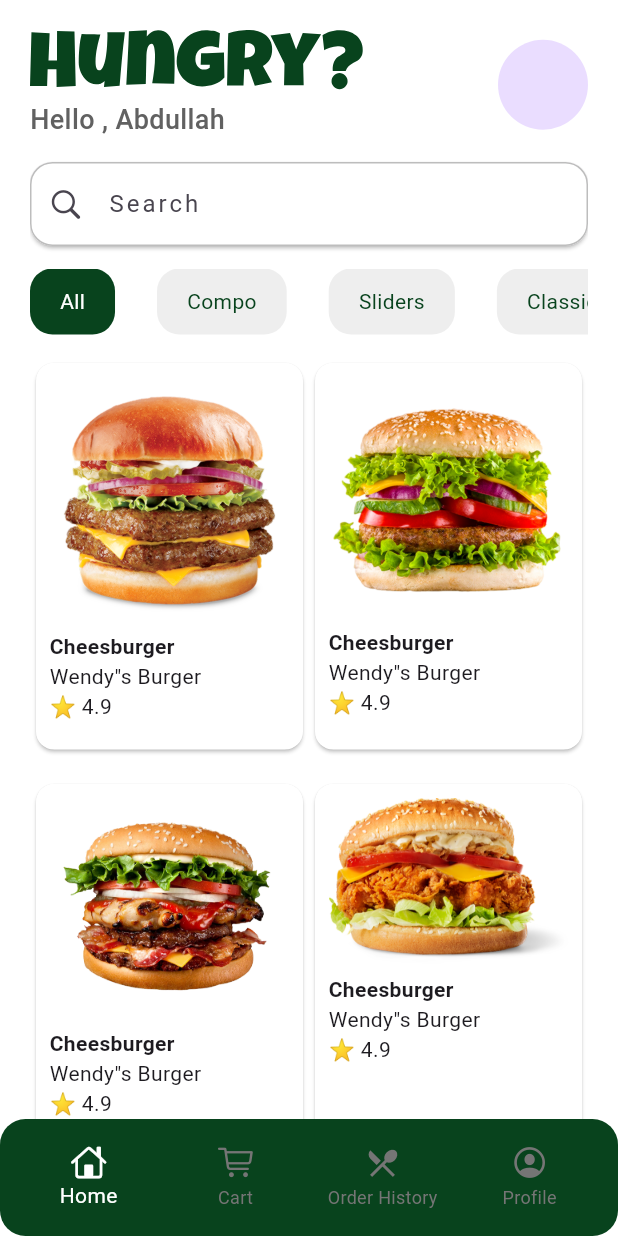
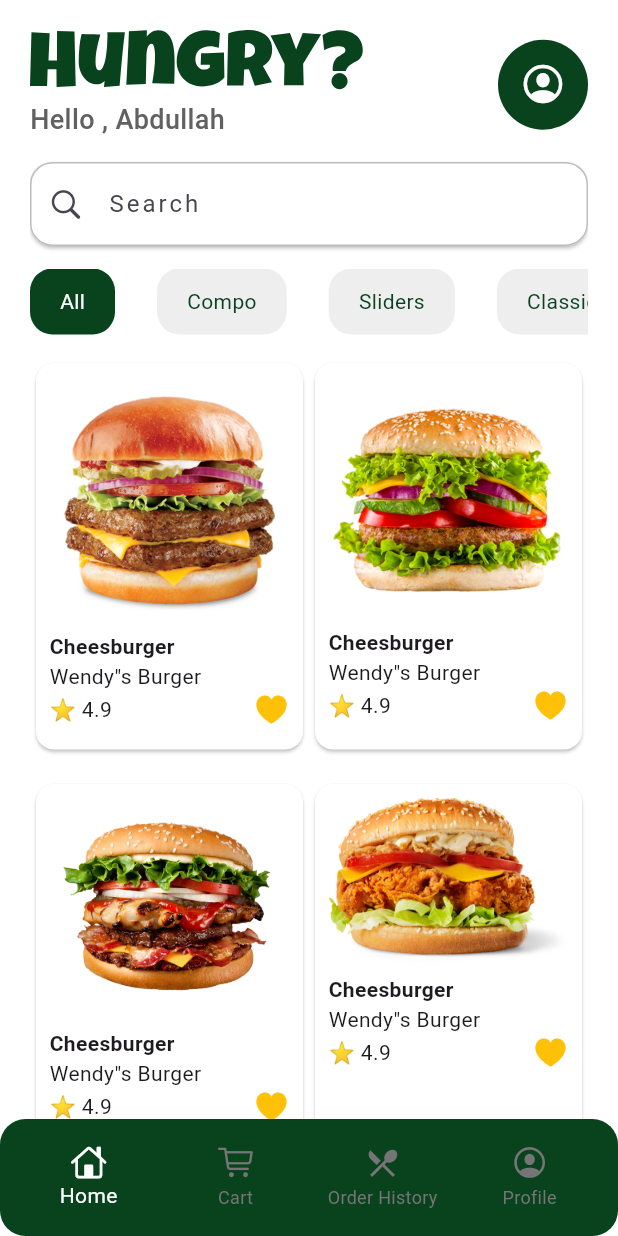
Before and after one commit to abdullahdebo/hungry_app, a Flutter app: the screen it shows after launch, on a phone screen of 412 x 824 dp. Run offline on Flutter 3.47's test engine with Material 3 defaults, Android fonts, the light colour scheme and no system bars; our stand-ins replace flutter_svg, gap.

Commit message:
Add UserHeader and SearchField widgets; refactor HomeView to use new components

```diff
--- a/lib/features/auth/widgets/custom_auth_btn.dart
+++ b/lib/features/auth/widgets/custom_auth_btn.dart
@@ -13,7 +13,7 @@ class CustomAuthBtn extends StatelessWidget {
 
   @override
   Widget build(BuildContext context) {
-    final GlobalKey<FormState> formkey = GlobalKey<FormState>();
+    // final GlobalKey<FormState> formkey = GlobalKey<FormState>();
 
     return GestureDetector(
       onTap: onTap,
--- a/lib/features/home/view/home_view.dart
+++ b/lib/features/home/view/home_view.dart
@@ -1,9 +1,9 @@
-import 'package:flutter/cupertino.dart';
 import 'package:flutter/material.dart';
-import 'package:flutter_svg/svg.dart';
 import 'package:gap/gap.dart';
 import 'package:hungry_app/core/constants/app_colors.dart';
 import 'package:hungry_app/features/home/widget/card_item.dart';
+import 'package:hungry_app/features/home/widget/search_field.dart';
+import 'package:hungry_app/features/home/widget/user_header.dart';
 import 'package:hungry_app/shared/custom_text.dart';
 
 class HomeView extends StatefulWidget {
@@ -38,67 +38,9 @@ class _HomeViewState extends State<HomeView> {
               child: Column(
                 children: [
                   Gap(20),
-
-                  /// Header
-                  Row(
-                    children: [
-                      Column(
-                        crossAxisAlignment:
-                            CrossAxisAlignment.start,
-                        children: [
-                          SvgPicture.asset(
-                            'assets/logo/logo.svg',
-                            colorFilter: ColorFilter.mode(
-                              AppColors.primaryColor,
-                              BlendMode.srcIn,
-                            ),
-                            height: 40,
-                          ),
-                          Gap(7),
-                          CustomText(
-                            text: 'Hello , Abdullah',
-                            size: 18,
-                            weight: FontWeight.w500,
-                            color: Colors.grey.shade700,
-                          ),
-                        ],
-                      ),
-                      Spacer(),
-                      CircleAvatar(radius: 30),
-                    ],
-                  ),
+                  UserHeader(),
                   Gap(15),
-
-                  /// search bar
-                  Material(
-                    elevation: 1,
-                    borderRadius: BorderRadius.circular(15),
-                    child: TextField(
-                      decoration: InputDecoration(
-                        fillColor: Colors.white,
-                        filled: true,
-                        hintText: 'Search',
-                        hintStyle: TextStyle(letterSpacing: 2),
-                        prefixIcon: Icon(CupertinoIcons.search),
-                        enabledBorder: OutlineInputBorder(
-                          borderRadius: BorderRadius.circular(
-                            15,
-                          ),
-                          borderSide: BorderSide(
-                            color: Colors.grey.shade400,
-                          ),
-                        ),
-                        focusedBorder: OutlineInputBorder(
-                          borderRadius: BorderRadius.circular(
-                            15,
-                          ),
-                          borderSide: BorderSide(
-                            color: Colors.grey.shade400,
-                          ),
-                        ),
-                      ),
-                    ),
-                  ),
+                  SearchField(),
                   Gap(15),
 
                   /// category
--- a/lib/features/home/widget/card_item.dart
+++ b/lib/features/home/widget/card_item.dart
@@ -1,3 +1,4 @@
+import 'package:flutter/cupertino.dart';
 import 'package:flutter/material.dart';
 import 'package:gap/gap.dart';
 import 'package:hungry_app/shared/custom_text.dart';
@@ -26,7 +27,16 @@ class CardItem extends StatelessWidget {
             Gap(7),
             CustomText(text: name, weight: FontWeight.bold),
             CustomText(text: desc),
-            CustomText(text: rate),
+            Row(
+              children: [
+                CustomText(text: rate),
+                Spacer(),
+                Icon(
+                  CupertinoIcons.heart_fill,
+                  color: Colors.amber,
+                ),
+              ],
+            ),
           ],
         ),
       ),
--- /dev/null
+++ b/lib/features/home/widget/search_field.dart
@@ -0,0 +1,31 @@
+import 'package:flutter/cupertino.dart';
+import 'package:flutter/material.dart';
+
+class SearchField extends StatelessWidget {
+  const SearchField({super.key});
+
+  @override
+  Widget build(BuildContext context) {
+    return Material(
+      elevation: 1,
+      borderRadius: BorderRadius.circular(15),
+      child: TextField(
+        decoration: InputDecoration(
+          fillColor: Colors.white,
+          filled: true,
+          hintText: 'Search',
+          hintStyle: TextStyle(letterSpacing: 2),
+          prefixIcon: Icon(CupertinoIcons.search),
+          enabledBorder: OutlineInputBorder(
+            borderRadius: BorderRadius.circular(15),
+            borderSide: BorderSide(color: Colors.grey.shade400),
+          ),
+          focusedBorder: OutlineInputBorder(
+            borderRadius: BorderRadius.circular(15),
+            borderSide: BorderSide(color: Colors.grey.shade400),
+          ),
+        ),
+      ),
+    );
+  }
+}
--- /dev/null
+++ b/lib/features/home/widget/user_header.dart
@@ -0,0 +1,48 @@
+import 'package:flutter/cupertino.dart';
+import 'package:flutter/material.dart';
+import 'package:flutter_svg/svg.dart';
+import 'package:gap/gap.dart';
+import 'package:hungry_app/core/constants/app_colors.dart';
+import 'package:hungry_app/shared/custom_text.dart';
+
+class UserHeader extends StatelessWidget {
+  const UserHeader({super.key});
+
+  @override
+  Widget build(BuildContext context) {
+    return Row(
+      children: [
+        Column(
+          crossAxisAlignment: CrossAxisAlignment.start,
+          children: [
+            SvgPicture.asset(
+              'assets/logo/logo.svg',
+              colorFilter: ColorFilter.mode(
+                AppColors.primaryColor,
+                BlendMode.srcIn,
+              ),
+              height: 40,
+            ),
+            Gap(7),
+            CustomText(
+              text: 'Hello , Abdullah',
+              size: 18,
+              weight: FontWeight.w500,
+              color: Colors.grey.shade700,
+            ),
+          ],
+        ),
+        Spacer(),
+        CircleAvatar(
+          radius: 30,
+          backgroundColor: AppColors.primaryColor,
+          child: Icon(
+            CupertinoIcons.profile_circled,
+            color: Colors.white,
+            size: 30,
+          ),
+        ),
+      ],
+    );
+  }
+}
```
